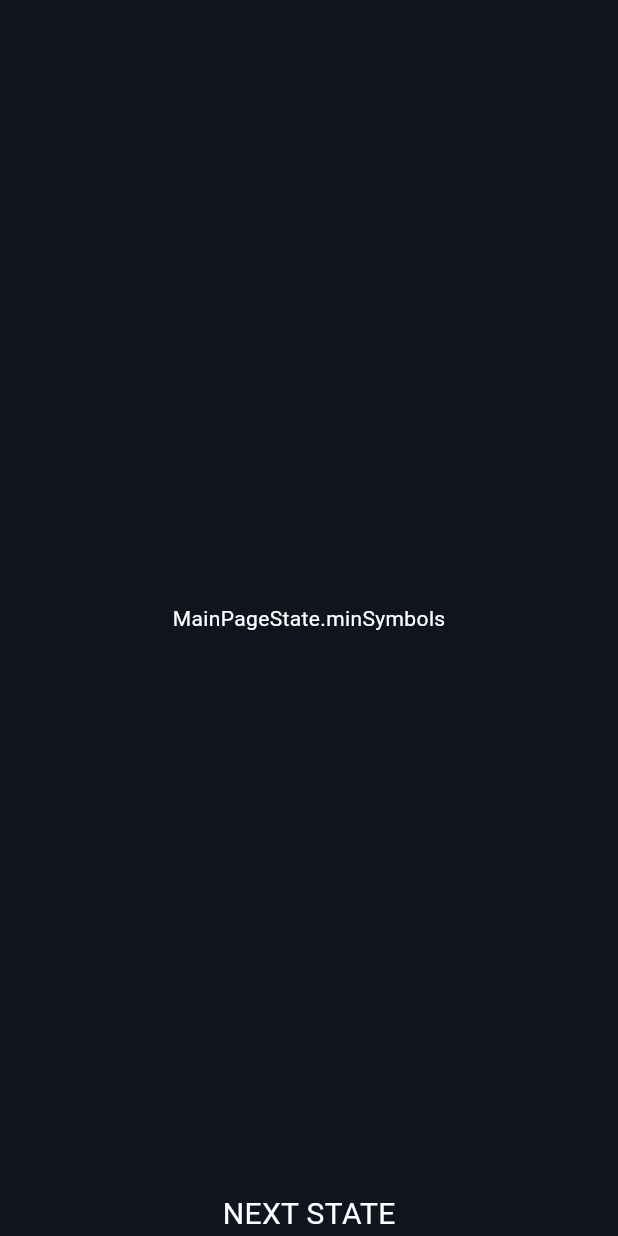
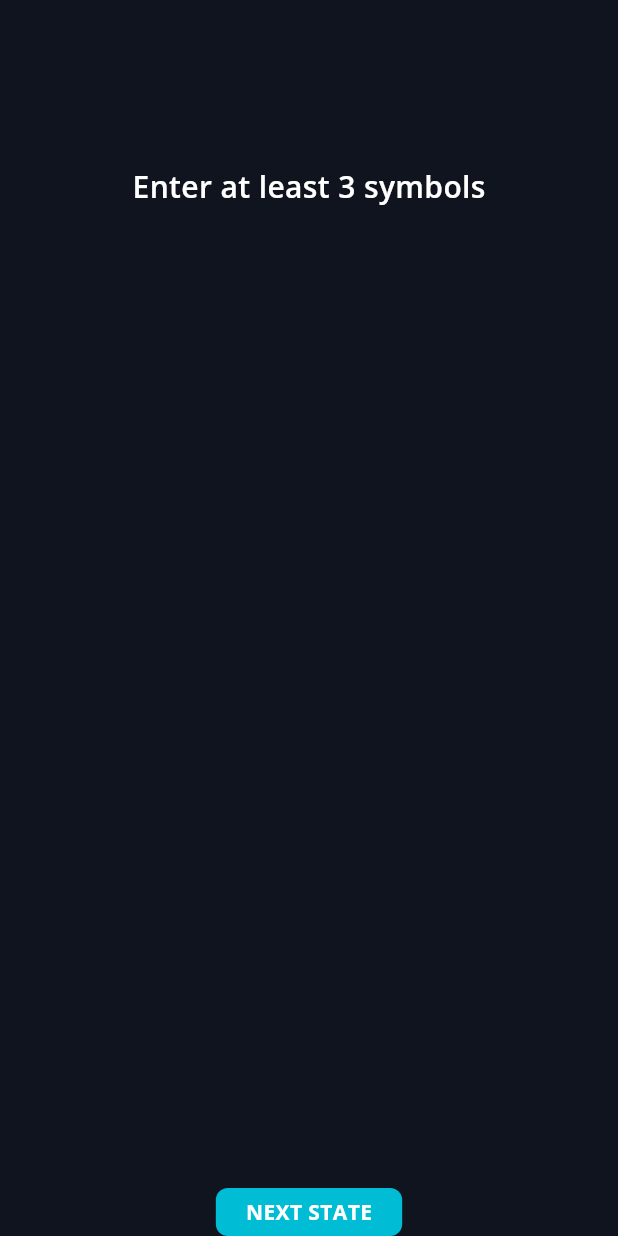
Before and after one commit to ChronosMe/superheroes, a Flutter app: the screen it shows after launch, after a tap on "NEXT STATE", on a phone screen of 412 x 824 dp. Run offline on Flutter 3.47's test engine with Material 3 defaults, Android fonts, the phone set to English and light mode, and no system bars; our stand-ins replace google_fonts, rxdart.

Commit message:
в процессе выполнения дз...

```diff
--- a/lib/main.dart
+++ b/lib/main.dart
@@ -1,4 +1,5 @@
 import 'package:flutter/material.dart';
+import 'package:google_fonts/google_fonts.dart';
 import 'package:superheroes/pages/main_page.dart';
 
 void main() {
@@ -11,6 +12,9 @@ class MyApp extends StatelessWidget {
   @override
   Widget build(BuildContext context) {
     return MaterialApp(
+      theme: ThemeData(
+        textTheme: GoogleFonts.openSansTextTheme()
+      ),
       home: MainPage(),
     );
   }
--- a/lib/pages/main_page.dart
+++ b/lib/pages/main_page.dart
@@ -1,8 +1,11 @@
 import 'package:flutter/cupertino.dart';
 import 'package:flutter/material.dart';
+import 'package:google_fonts/google_fonts.dart';
 import 'package:provider/provider.dart';
 import 'package:superheroes/blocs/main_bloc.dart';
 import 'package:superheroes/resources/superheroes_colors.dart';
+import 'package:superheroes/resources/superheroes_images.dart';
+import 'package:superheroes/widgets/action_button.dart';
 
 class MainPage extends StatefulWidget {
   const MainPage({super.key});
@@ -43,12 +46,9 @@ class MainPageContent extends StatelessWidget {
         const MainPageStateWidget(),
         Align(
           alignment: Alignment.bottomCenter,
-          child: GestureDetector(
+          child: ActionButton(
+            text: "Next state",
             onTap: () => bloc.nextState(),
-            child: Text(
-              "Next state".toUpperCase(),
-              style: const TextStyle(fontSize: 20, color: Colors.white),
-            ),
           ),
         )
       ],
@@ -72,8 +72,10 @@ class MainPageStateWidget extends StatelessWidget {
         switch (state) {
           case MainPageState.loading:
             return const LoadingIndicator();
+          case MainPageState.minSymbols:
+            return const MinSymbolsWidget();
           case MainPageState.noFavorites:
-          case MainPageState.minSymbols:
+            return const NoFavoritesWidget();
           case MainPageState.nothingFound:
           case MainPageState.loadingError:
           case MainPageState.searchResults:
@@ -91,6 +93,7 @@ class MainPageStateWidget extends StatelessWidget {
   }
 }
 
+/// LOADING INDICATOR
 class LoadingIndicator extends StatelessWidget {
   const LoadingIndicator({
     super.key,
@@ -110,3 +113,84 @@ class LoadingIndicator extends StatelessWidget {
     );
   }
 }
+
+/// MIN SYMB WIDGET
+class MinSymbolsWidget extends StatelessWidget {
+  const MinSymbolsWidget({super.key});
+
+  @override
+  Widget build(BuildContext context) {
+    return Align(
+      alignment: Alignment.topCenter,
+      child: Padding(
+        padding: const EdgeInsets.only(top: 110),
+        child: Text(
+          "Enter at least 3 symbols",
+          style: GoogleFonts.openSans(
+              color: Colors.white, fontSize: 20, fontWeight: FontWeight.w600),
+        ),
+      ),
+    );
+  }
+}
+
+/// NO FAV WIDGET
+class NoFavoritesWidget extends StatelessWidget {
+  const NoFavoritesWidget({super.key});
+
+  @override
+  Widget build(BuildContext context) {
+    return Align(
+      child: Column(
+        mainAxisAlignment: MainAxisAlignment.center,
+        children: [
+          Stack(
+            children: [
+              Container(
+                height: 108,
+                width: 108,
+                decoration: BoxDecoration(
+                    color: SuperheroesColors.blue,
+                    borderRadius: BorderRadius.circular(100)),
+              ),
+              Padding(
+                padding: const EdgeInsets.only(top: 9),
+                child: Image.asset(
+                  SuperheroesImages.ironMan,
+                  width: 108,
+                  height: 119,
+                ),
+              ),
+            ],
+          ),
+          const SizedBox(
+            height: 20,
+          ),
+          Text(
+            "No favorites yet",
+            style: GoogleFonts.openSans(
+                fontSize: 32,
+                height: 1.2,
+                fontWeight: FontWeight.w800,
+                color: Colors.white),
+          ),
+          const SizedBox(
+            height: 20,
+          ),
+          Text(
+            "Search and add".toUpperCase(),
+            style: GoogleFonts.openSans(
+                fontSize: 16,
+                height: 1,
+                fontWeight: FontWeight.w700,
+                color: Colors.white),
+          ),
+          const SizedBox(
+            height: 30,
+          ),
+          ActionButton(onTap: () {}, text: "Search")
+        ],
+      ),
+    );
+  }
+}
--- /dev/null
+++ b/lib/resources/superheroes_images.dart
@@ -0,0 +1,7 @@
+import 'dart:ui';
+
+class SuperheroesImages {
+  const SuperheroesImages._();
+
+  static const ironMan = "assets/images/iron_man.png";
+}
--- /dev/null
+++ b/lib/widgets/action_button.dart
@@ -0,0 +1,30 @@
+import 'package:flutter/cupertino.dart';
+import 'package:flutter/material.dart';
+import 'package:google_fonts/google_fonts.dart';
+import 'package:superheroes/resources/superheroes_colors.dart';
+
+class ActionButton extends StatelessWidget {
+  final VoidCallback onTap;
+  final String text;
+
+  const ActionButton({super.key, required this.onTap, required this.text});
+
+  @override
+  Widget build(BuildContext context) {
+    return GestureDetector(
+      onTap: onTap,
+      child: Container(
+        padding: const EdgeInsets.symmetric(horizontal: 20, vertical: 6),
+        decoration: BoxDecoration(
+          color: SuperheroesColors.blue,
+          borderRadius: BorderRadius.circular(8),
+        ),
+        child: Text(
+          text.toUpperCase(),
+          style: GoogleFonts.openSans(
+              color: Colors.white, fontWeight: FontWeight.w700, fontSize: 14),
+        ),
+      ),
+    );
+  }
+}
--- a/pubspec.yaml
+++ b/pubspec.yaml
@@ -12,6 +12,7 @@ dependencies:
     sdk: flutter
   rxdart: ^0.27.7
   provider: ^6.1.2
+  google_fonts: ^6.2.1
 
   cupertino_icons: ^1.0.6
 
@@ -22,5 +23,8 @@ dev_dependencies:
   flutter_lints: ^3.0.0
 
 flutter:
+  assets:
+    - assets/icons/
+    - assets/images/
 
   uses-material-design: true
```
Also changed, not shown: assets/images/iron_man.png (added), pubspec.lock, 6 other files.
